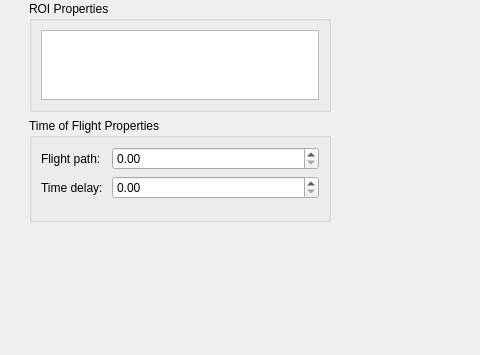
Qt form mantidimaging/gui/ui/spectrum_viewer.ui (mantidproject/mantidimaging) before a commit; both pictures show x 0 to 480 and y 553 to 908 of the 1001 by 908 pixel window.
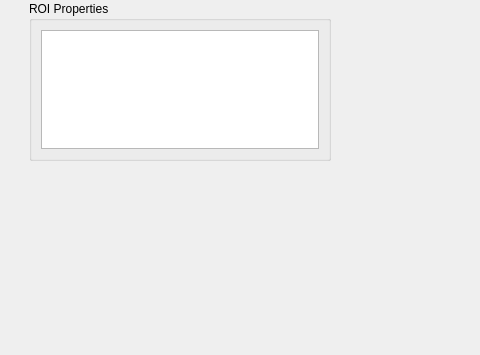
The same form after that commit. Custom widgets are drawn as their Qt base class.

Commit message: Rename GroupBox to experimentSetupGroupBox, Remove Spinbox and Labels

What changed in the file:
```diff
--- a/mantidimaging/gui/ui/spectrum_viewer.ui
+++ b/mantidimaging/gui/ui/spectrum_viewer.ui
@@ -440,54 +440,8 @@
          </widget>
         </item>
         <item>
-         <widget class="QGroupBox" name="tofPropertiesGroupBox">
-          <property name="sizePolicy">
-           <sizepolicy hsizetype="Expanding" vsizetype="MinimumExpanding">
-            <horstretch>0</horstretch>
-            <verstretch>0</verstretch>
-           </sizepolicy>
-          </property>
-          <property name="minimumSize">
-           <size>
-            <width>300</width>
-            <height>84</height>
-           </size>
-          </property>
-          <property name="title">
-           <string>Time of Flight Properties</string>
-          </property>
-            <layout class="QFormLayout" name="formLayout">
-                <item row="0" column="0">
-                <widget class="QLabel" name="label_3">
-                <property name="text">
-                <string>Flight path:</string>
-                </property>
-                </widget>
-                </item>
-                <item row="0" column="1">
-                    <widget class="QDoubleSpinBox" name="flightPathSpinBox">
-                    <property name="suffix">
-                    <string/>
-                    </property>
-                    </widget>
-                </item>
-                <item row="1" column="0">
-                    <widget class="QLabel" name="label_4">
-                    <property name="text">
-                    <string>Time delay: </string>
-                    </property>
-                    </widget>
-                </item>
-                <item row="1" column="1">
-                    <widget class="QDoubleSpinBox" name="timeDelaySpinBox">
-                    <property name="suffix">
-                    <string/>
-                    </property>
-                    </widget>
-                </item>
-            </layout>
-        </widget>
-    </item>
+            <widget class="QWidget" name="experimentSetupGroupBox"></widget>
+        </item>
         <item>
          <spacer name="verticalSpacer">
           <property name="orientation">
```
